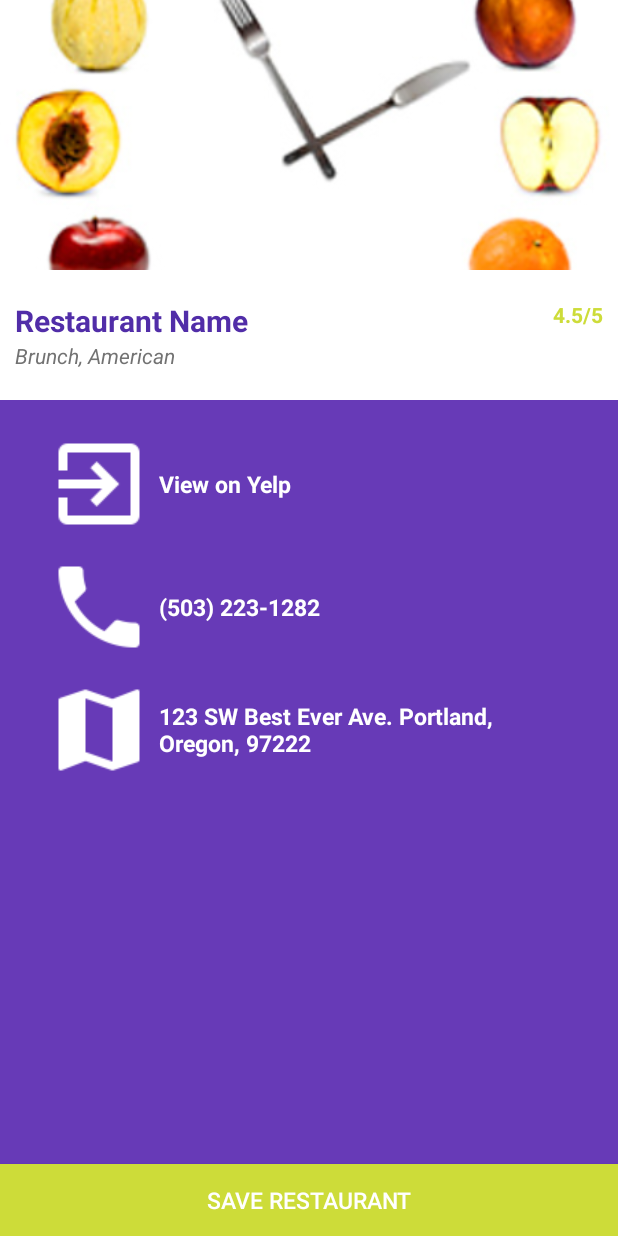
After one commit to vrdlc/Android-MyRestaurants, an Android app: the layout fragment_restaurant_detail.xml on its own in the app's theme, with its tools: preview values and no code run, on a phone screen of 412 x 824 dp. The commit adds this screen. Run offline under Robolectric (Android 15) with nearby library versions, the phone set to English and light mode, and no system bars.

Commit message:
create pager for fragments as per homework

```diff
--- a/app/src/main/java/com/epicodus/myrestaurants/ui/MainActivity.java
+++ b/app/src/main/java/com/epicodus/myrestaurants/ui/MainActivity.java
@@ -30,7 +30,7 @@ public class MainActivity extends AppCompatActivity implements View.OnClickListe
         switch (v.getId()) {
             case R.id.findRestaurantsButton:
                 String location = mLocationEditText.getText().toString();
-                Intent intent = new Intent(MainActivity.this, RestaurantActivity.class);
+                Intent intent = new Intent(MainActivity.this, RestaurantListActivity.class);
                 intent.putExtra("location", location);
                 startActivity(intent);
                 break;
--- a/app/src/main/res/layout/activity_main.xml
+++ b/app/src/main/res/layout/activity_main.xml
@@ -22,7 +22,7 @@
         android:id="@+id/myRestaurantsTextView"
         android:textSize="40sp"
         android:textStyle="bold"
-        android:textColor="@color/colorIcons"
+        android:textColor="@color/colorTextIcons"
         android:layout_alignParentTop="true"
         android:layout_centerHorizontal="true"
         android:layout_marginTop="37dp" />
@@ -35,7 +35,7 @@
         android:layout_alignParentBottom="true"
         android:layout_centerHorizontal="true"
         android:background="@color/colorAccent"
-        android:textColor="@color/colorIcons" />
+        android:textColor="@color/colorTextIcons" />
 
     <EditText
         android:layout_width="wrap_content"
@@ -43,7 +43,7 @@
         android:inputType="phone"
         android:ems="10"
         android:id="@+id/locationEditText"
-        android:background="@color/colorIcons"
+        android:background="@color/colorTextIcons"
         android:layout_above="@+id/findRestaurantsButton"
         android:layout_marginBottom="10dp"
         android:padding="5dp"
--- /dev/null
+++ b/app/src/main/res/layout/fragment_restaurant_detail.xml
@@ -0,0 +1,132 @@
+<FrameLayout xmlns:android="http://schemas.android.com/apk/res/android"
+    xmlns:tools="http://schemas.android.com/tools"
+    android:layout_width="match_parent"
+    android:layout_height="match_parent"
+    tools:context="com.epicodus.myrestaurants.ui.RestaurantDetailFragment">
+
+
+    <LinearLayout
+        android:orientation="vertical"
+        android:layout_width="match_parent"
+        android:layout_height="match_parent"
+        android:background="@color/colorPrimary">
+
+        <ImageView
+            android:layout_width="match_parent"
+            android:layout_height="180dp"
+            android:id="@+id/restaurantImageView"
+            android:src="@drawable/waffles"
+            android:scaleType="centerCrop" />
+
+        <RelativeLayout
+            android:layout_width="match_parent"
+            android:layout_height="wrap_content"
+            android:background="@android:color/white"
+            android:paddingTop="20dp"
+            android:paddingLeft="10dp"
+            android:paddingRight="10dp"
+            android:paddingBottom="20dp">
+
+            <TextView
+                android:layout_width="wrap_content"
+                android:layout_height="wrap_content"
+                android:text="Restaurant Name"
+                android:id="@+id/restaurantNameTextView"
+                android:layout_alignParentLeft="true"
+                android:layout_alignParentStart="true"
+                android:textSize="20sp"
+                android:textColor="@color/colorPrimaryDark"
+                android:textStyle="bold" />
+
+            <TextView
+                android:layout_width="wrap_content"
+                android:layout_height="wrap_content"
+                android:text="4.5/5"
+                android:id="@+id/ratingTextView"
+                android:layout_alignTop="@+id/restaurantNameTextView"
+                android:layout_alignParentRight="true"
+                android:layout_alignParentEnd="true"
+                android:textColor="@color/colorAccent"
+                android:textStyle="bold" />
+
+            <TextView
+                android:layout_width="wrap_content"
+                android:layout_height="wrap_content"
+                android:text="Brunch, American"
+                android:id="@+id/cuisineTextView"
+                android:layout_below="@+id/restaurantNameTextView"
+                android:layout_alignParentLeft="true"
+                android:layout_alignParentStart="true"
+                android:textColor="@color/colorSecondaryText"
+                android:textStyle="italic" />
+        </RelativeLayout>
+
+        <RelativeLayout
+            android:layout_width="match_parent"
+            android:layout_height="match_parent">
+
+            <LinearLayout
+                android:orientation="vertical"
+                android:layout_width="match_parent"
+                android:layout_height="wrap_content"
+                android:layout_alignParentTop="true"
+                android:layout_alignParentLeft="true"
+                android:layout_alignParentStart="true"
+                android:layout_above="@+id/saveRestaurantButton"
+                android:paddingLeft="30dp"
+                android:paddingTop="20dp"
+                android:paddingRight="30dp">
+
+                <TextView
+                    android:layout_width="wrap_content"
+                    android:layout_height="wrap_content"
+                    android:text="View on Yelp"
+                    android:id="@+id/websiteTextView"
+                    android:drawableLeft="@drawable/ic_exit_to_app_white_18dp"
+                    android:drawablePadding="4dp"
+                    android:textColor="@color/colorTextIcons"
+                    android:textSize="15sp"
+                    android:textStyle="bold"
+                    android:layout_marginBottom="10dp"
+                    android:gravity="center" />
+
+                <TextView
+                    android:layout_width="wrap_content"
+                    android:layout_height="wrap_content"
+                    android:text="(503) 223-1282"
+                    android:id="@+id/phoneTextView"
+                    android:drawableLeft="@drawable/ic_call_white_18dp"
+                    android:drawablePadding="4dp"
+                    android:textColor="@color/colorTextIcons"
+                    android:textSize="15sp"
+                    android:textStyle="bold"
+                    android:layout_marginBottom="10dp"
+                    android:gravity="center"/>
+
+                <TextView
+                    android:layout_width="wrap_content"
+                    android:layout_height="wrap_content"
+                    android:text="123 SW Best Ever Ave. Portland, Oregon, 97222"
+                    android:drawableLeft="@drawable/ic_map_white_18dp"
+                    android:drawablePadding="4dp"
+                    android:id="@+id/addressTextView"
+                    android:textColor="@color/colorTextIcons"
+                    android:textSize="15sp"
+                    android:textStyle="bold"
+                    android:layout_marginBottom="10dp"
+                    android:gravity="center_vertical"/>
+
+            </LinearLayout>
+
+            <Button
+                android:layout_width="match_parent"
+                android:layout_height="wrap_content"
+                android:text="Save Restaurant"
+                android:id="@+id/saveRestaurantButton"
+                android:layout_alignParentBottom="true"
+                android:background="@color/colorAccent"
+                android:textColor="@color/colorTextIcons"
+                android:textSize="15sp" />
+        </RelativeLayout>
+    </LinearLayout>
+</FrameLayout>
--- a/app/src/main/res/values/colors.xml
+++ b/app/src/main/res/values/colors.xml
@@ -6,6 +6,6 @@
     <color name="colorAccent">#cddc39</color>
     <color name="colorPrimaryText">#212121</color>
     <color name="colorSecondaryText">#727272</color>
-    <color name="colorIcons">#ffffff</color>
+    <color name="colorTextIcons">#ffffff</color>
     <color name="colorDivider">#B6B6B6</color>
 </resources>
--- a/app/src/main/res/values/strings.xml
+++ b/app/src/main/res/values/strings.xml
@@ -1,3 +1,6 @@
 <resources>
     <string name="app_name">My Restaurants</string>
+
+    <!-- TODO: Remove or change this placeholder text -->
+    <string name="hello_blank_fragment">Hello blank fragment</string>
 </resources>
--- a/build.gradle
+++ b/build.gradle
@@ -6,6 +6,7 @@ buildscript {
     }
     dependencies {
         classpath 'com.android.tools.build:gradle:2.0.0'
+        classpath 'com.neenbedankt.gradle.plugins:android-apt:1.8'
         // NOTE: Do not place your application dependencies here; they belong
         // in the individual module build.gradle files
     }
```
Also changed, not shown: app/build.gradle (+10 -5 lines), app/src/main/AndroidManifest.xml (+5 -3 lines), app/src/main/java/com/epicodus/myrestaurants/adapters/RestaurantListAdapter.java (+15 -0 lines), app/src/main/java/com/epicodus/myrestaurants/adapters/RestaurantPagerAdapter.java (added, +37 -0 lines), app/src/main/java/com/epicodus/myrestaurants/models/Restaurant.java (+17 -9 lines), app/src/main/java/com/epicodus/myrestaurants/ui/RestaurantDetailActivity.java (added, +34 -0 lines), app/src/main/java/com/epicodus/myrestaurants/ui/RestaurantDetailFragment.java (added, +64 -0 lines), app/src/main/java/com/epicodus/myrestaurants/ui/RestaurantListActivity.java (renamed from app/src/main/java/com/epicodus/myrestaurants/ui/RestaurantActivity.java, +4 -5 lines), app/src/main/res/layout/activity_restaurant_detail.xml (added, +23 -0 lines), app/src/main/res/drawable/ic_call_white_18dp.png (added), app/src/main/res/drawable/ic_exit_to_app_white_18dp.png (added), app/src/main/res/drawable/ic_map_white_18dp.png (added), 2 other files.
